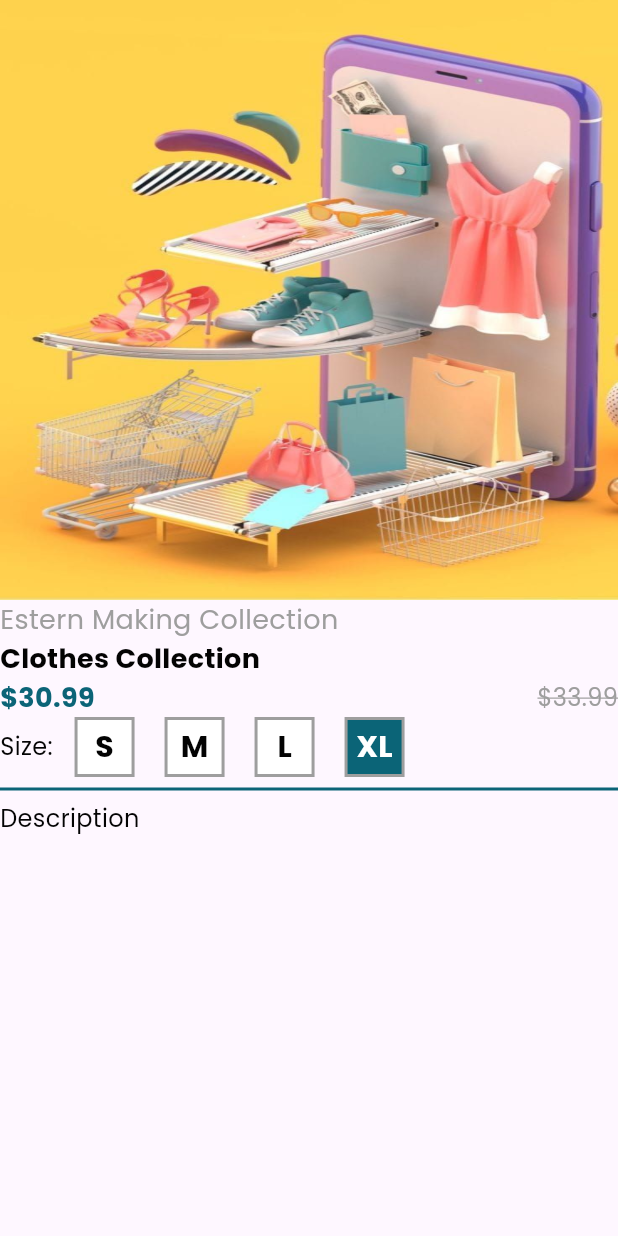
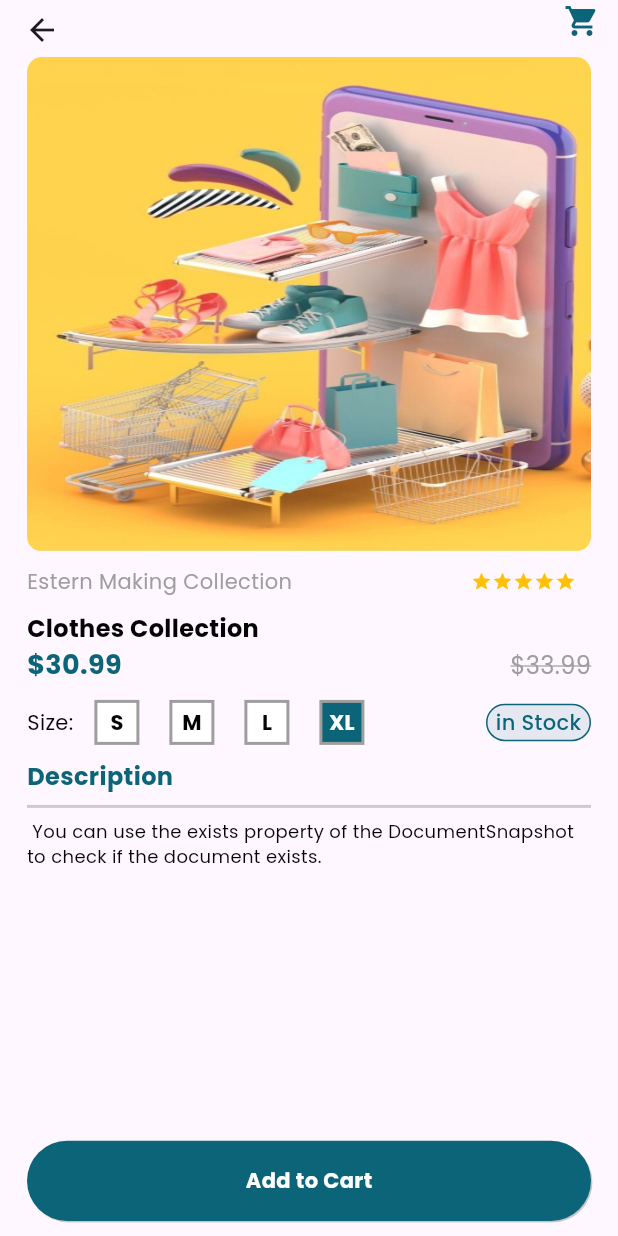
Before and after one commit to bilaalmustafa/sphere, a Flutter app: the ProductDerailScreen screen opened directly, on a phone screen of 412 x 824 dp. Run offline on Flutter 3.47's test engine with Material 3 defaults, Android fonts, the phone set to English and light mode, and no system bars; our stand-ins replace awesome_bottom_bar, google_fonts; missing offline and left inert: draggable_carousel_slider.

Commit message:
commit initial2

```diff
--- /dev/null
+++ b/lib/UI/components/Custom_SizeContainers.dart
@@ -0,0 +1,37 @@
+import 'package:flutter/material.dart';
+import 'package:sphere/UI/components/Custom_Text.dart';
+import 'package:sphere/core/constants/Const_Colors.dart';
+import 'package:sphere/core/constants/Const_Heading.dart';
+
+class CustomSizingContainer extends StatelessWidget {
+  const CustomSizingContainer({
+    super.key,
+    required this.color,
+    required this.text,
+    required this.txtcolor,
+    required this.size,
+  });
+  final Color color, txtcolor;
+  final String text;
+  final Size size;
+
+  @override
+  Widget build(BuildContext context) {
+    return Padding(
+      padding: const EdgeInsets.symmetric(horizontal: 10),
+      child: Container(
+        height: 30,
+        width: 30,
+        alignment: Alignment.center,
+        decoration: BoxDecoration(
+            color: color,
+            border: Border.all(color: ConstColors.customGrey, width: 2)),
+        child: CustomText(
+            titletext: text,
+            fontsize: normalText,
+            bold: FontWeight.bold,
+            textcolor: txtcolor),
+      ),
+    );
+  }
+}
--- a/lib/UI/screens/BottomNavigationBar_Screen/Feeds_Screens/Feeds_Screen.dart
+++ b/lib/UI/screens/BottomNavigationBar_Screen/Feeds_Screens/Feeds_Screen.dart
@@ -6,7 +6,7 @@ import 'package:sphere/UI/components/Custom_ShopNowButton.dart';
 import 'package:sphere/UI/components/Custom_Text.dart';
 import 'package:sphere/UI/components/Custom_WishList.dart';
 import 'package:sphere/UI/components/custom_Curt.dart';
-import 'package:sphere/UI/screens/ProductDetailScreen.dart';
+import 'package:sphere/UI/screens/Products_DetialScreen/ProductDetailScreen.dart';
 import 'package:sphere/core/constants/Const_Colors.dart';
 import 'package:sphere/core/constants/Const_text.dart';
 import 'package:sphere/generated/assets.dart';
--- a/lib/UI/screens/ProductDetailScreen.dart
+++ /dev/null
@@ -1,124 +0,0 @@
-import 'package:flutter/material.dart';
-import 'package:sphere/UI/components/Custom_Text.dart';
-import 'package:sphere/core/constants/Const_Colors.dart';
-import 'package:sphere/core/constants/Const_text.dart';
-import 'package:sphere/generated/assets.dart';
-
-class ProductDerailScreen extends StatelessWidget {
-  const ProductDerailScreen({super.key});
-
-  @override
-  Widget build(BuildContext context) {
-    return Scaffold(
-      body: Column(
-        crossAxisAlignment: CrossAxisAlignment.start,
-        children: [
-          Container(
-            height: 400,
-            width: double.infinity,
-            decoration: BoxDecoration(
-              image: DecorationImage(
-                  image: AssetImage(ImagesAssets.firstImage), fit: BoxFit.fill),
-            ),
-          ),
-          CustomText(
-              titletext: storeName,
-              fontsize: 18,
-              bold: FontWeight.normal,
-              textcolor: ConstColors.customGrey),
-          CustomText(
-              titletext: 'Clothes Collection',
-              fontsize: 18,
-              bold: FontWeight.bold,
-              textcolor: ConstColors.blackColor),
-          Row(
-            mainAxisAlignment: MainAxisAlignment.spaceBetween,
-            children: [
-              CustomText(
-                  titletext: '\$30.99',
-                  fontsize: 18,
-                  bold: FontWeight.bold,
-                  textcolor: ConstColors.seconderyColor),
-              CustomText(
-                titletext: '\$33.99',
-                fontsize: 16,
-                bold: FontWeight.normal,
-                textcolor: ConstColors.customGrey,
-                lineThrough: TextDecoration.lineThrough,
-              ),
-            ],
-          ),
-          Row(
-            children: [
-              CustomText(
-                  titletext: 'Size: ',
-                  fontsize: 16,
-                  bold: FontWeight.normal,
-                  textcolor: ConstColors.blackColor),
-              CustomSizingContainer(
-                color: ConstColors.primarycolor,
-                text: 'S',
-                txtcolor: ConstColors.blackColor,
-              ),
-              CustomSizingContainer(
-                color: ConstColors.primarycolor,
-                text: 'M',
-                txtcolor: ConstColors.blackColor,
-              ),
-              CustomSizingContainer(
-                color: ConstColors.primarycolor,
-                text: 'L',
-                txtcolor: ConstColors.blackColor,
-              ),
-              CustomSizingContainer(
-                color: ConstColors.seconderyColor,
-                text: 'XL',
-                txtcolor: ConstColors.primarycolor,
-              ),
-            ],
-          ),
-          Divider(
-            color: ConstColors.seconderyColor,
-            thickness: 2,
-          ),
-          CustomText(
-              titletext: 'Description',
-              fontsize: 16,
-              bold: FontWeight.normal,
-              textcolor: ConstColors.blackColor),
-        ],
-      ),
-    );
-  }
-}
-
-class CustomSizingContainer extends StatelessWidget {
-  const CustomSizingContainer({
-    super.key,
-    required this.color,
-    required this.text,
-    required this.txtcolor,
-  });
-  final Color color, txtcolor;
-  final String text;
-
-  @override
-  Widget build(BuildContext context) {
-    return Padding(
-      padding: const EdgeInsets.symmetric(horizontal: 10),
-      child: Container(
-        height: 40,
-        width: 40,
-        alignment: Alignment.center,
-        decoration: BoxDecoration(
-            color: color,
-            border: Border.all(color: ConstColors.customGrey, width: 2)),
-        child: CustomText(
-            titletext: text,
-            fontsize: 20,
-            bold: FontWeight.bold,
-            textcolor: txtcolor),
-      ),
-    );
-  }
-}
--- /dev/null
+++ b/lib/UI/screens/Products_DetialScreen/ProductDetailScreen.dart
@@ -0,0 +1,172 @@
+import 'package:flutter/material.dart';
+import 'package:sphere/UI/components/Custom_Button.dart';
+import 'package:sphere/UI/components/Custom_RatingWidget.dart';
+import 'package:sphere/UI/components/Custom_SizeContainers.dart';
+import 'package:sphere/UI/components/Custom_Text.dart';
+import 'package:sphere/UI/components/custom_Curt.dart';
+import 'package:sphere/core/constants/Const_Colors.dart';
+import 'package:sphere/core/constants/Const_Heading.dart';
+import 'package:sphere/core/constants/Const_text.dart';
+import 'package:sphere/generated/assets.dart';
+
+class ProductDerailScreen extends StatelessWidget {
+  const ProductDerailScreen({super.key});
+
+  @override
+  Widget build(BuildContext context) {
+    Size size = MediaQuery.of(context).size;
+    return Scaffold(
+      appBar: AppBar(
+        toolbarHeight: 28,
+        actions: const [
+          CustomCurt(),
+          SizedBox(
+            width: 12,
+          )
+        ],
+        // backgroundColor: ConstColors.seconderyColor,
+        // bottom: PreferredSize(preferredSize: preferredSize, child: child),
+      ),
+      body: Padding(
+        padding: const EdgeInsets.symmetric(horizontal: 18, vertical: 10),
+        child: Column(
+          crossAxisAlignment: CrossAxisAlignment.start,
+          // mainAxisAlignment: MainAxisAlignment.spaceBetween,
+          children: [
+            Container(
+              height: size.height * 0.4,
+              width: size.width,
+              decoration: BoxDecoration(
+                borderRadius: BorderRadius.circular(10),
+                image: DecorationImage(
+                    image: AssetImage(ImagesAssets.firstImage),
+                    fit: BoxFit.fill),
+              ),
+            ),
+            Padding(
+              padding: const EdgeInsets.symmetric(vertical: 10),
+              child: Row(
+                mainAxisAlignment: MainAxisAlignment.spaceBetween,
+                children: [
+                  CustomText(
+                      titletext: storeName,
+                      fontsize: normalText,
+                      bold: FontWeight.normal,
+                      textcolor: ConstColors.customGrey),
+                  const CustonRatingWidget(),
+                ],
+              ),
+            ),
+            Row(
+              children: [
+                CustomText(
+                    titletext: 'Clothes Collection',
+                    fontsize: Heading2,
+                    bold: FontWeight.bold,
+                    textcolor: ConstColors.blackColor),
+              ],
+            ),
+            Row(
+              mainAxisAlignment: MainAxisAlignment.spaceBetween,
+              children: [
+                CustomText(
+                    titletext: '\$30.99',
+                    fontsize: Heading1,
+                    bold: FontWeight.bold,
+                    textcolor: ConstColors.seconderyColor),
+                CustomText(
+                  titletext: '\$33.99',
+                  fontsize: Heading2,
+                  bold: FontWeight.normal,
+                  textcolor: ConstColors.customGrey,
+                  lineThrough: TextDecoration.lineThrough,
+                ),
+              ],
+            ),
+            Padding(
+              padding: const EdgeInsets.symmetric(vertical: 10),
+              child: Row(
+                children: [
+                  CustomText(
+                      titletext: 'Size: ',
+                      fontsize: normalText,
+                      bold: FontWeight.normal,
+                      textcolor: ConstColors.blackColor),
+                  CustomSizingContainer(
+                    size: size,
+                    color: ConstColors.primarycolor,
+                    text: 'S',
+                    txtcolor: ConstColors.blackColor,
+                  ),
+                  CustomSizingContainer(
+                    size: size,
+                    color: ConstColors.primarycolor,
+                    text: 'M',
+                    txtcolor: ConstColors.blackColor,
+                  ),
+                  CustomSizingContainer(
+                    size: size,
+                    color: ConstColors.primarycolor,
+                    text: 'L',
+                    txtcolor: ConstColors.blackColor,
+                  ),
+                  CustomSizingContainer(
+                    size: size,
+                    color: ConstColors.seconderyColor,
+                    text: 'XL',
+                    txtcolor: ConstColors.primarycolor,
+                  ),
+                  Spacer(),
+                  Container(
+                    height: 25,
+                    width: 70,
+                    alignment: Alignment.center,
+                    decoration: BoxDecoration(
+                        color: ConstColors.seconderyColor.withOpacity(0.1),
+                        border: Border.all(color: ConstColors.seconderyColor),
+                        borderRadius: BorderRadius.circular(20)),
+                    child: CustomText(
+                        titletext: 'in Stock',
+                        fontsize: normalText,
+                        bold: FontWeight.w500,
+                        textcolor: ConstColors.seconderyColor),
+                  )
+                ],
+              ),
+            ),
+            Column(
+              crossAxisAlignment: CrossAxisAlignment.start,
+              children: [
+                Container(
+                  child: CustomText(
+                      titletext: 'Description',
+                      fontsize: Heading2,
+                      bold: FontWeight.bold,
+                      textcolor: ConstColors.seconderyColor),
+                ),
+                Divider(
+                  color: ConstColors.customGrey.withOpacity(0.5),
+                  thickness: 2,
+                ),
+                Container(
+                  child: CustomText(
+                      titletext:
+                          ' You can use the exists property of the DocumentSnapshot to check if the document exists.',
+                      fontsize: smallText,
+                      bold: FontWeight.normal,
+                      textcolor: ConstColors.blackColor),
+                ),
+              ],
+            ),
+            Spacer(),
+            CustomButton(
+                buttontext: 'Add to Cart',
+                buttoncolor: ConstColors.seconderyColor,
+                btntextcolor: ConstColors.primarycolor,
+                onTop: () {}),
+          ],
+        ),
+      ),
+    );
+  }
+}
--- /dev/null
+++ b/lib/core/constants/Const_Heading.dart
@@ -0,0 +1,5 @@
+const double Heading1 = 18.0;
+const double Heading2 = 16.0;
+const double Heading3 = 16.0;
+const double normalText = 14.0;
+const double smallText = 12.0;
```
Also changed, not shown: lib/UI/screens/Cart_Screen/CartScreen.dart (added).
